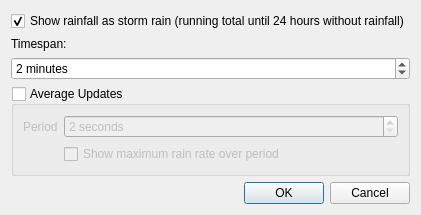
The window that desktop/charts/livechartoptionsdialog.ui (davidrg/zxweather) describes before a commit, drawn with Qt 5.
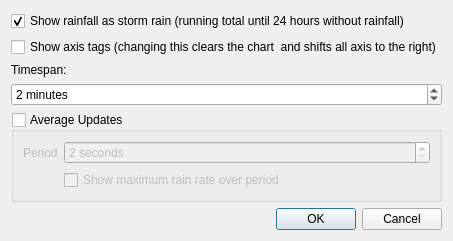
The same window after the commit. Icons and pictures are not drawn.

Commit message: Add setting to turn live chart axis tags on and off

The edit to the form file:
```diff
--- a/desktop/charts/livechartoptionsdialog.ui
+++ b/desktop/charts/livechartoptionsdialog.ui
@@ -6,8 +6,8 @@
    <rect>
     <x>0</x>
     <y>0</y>
-    <width>381</width>
-    <height>191</height>
+    <width>410</width>
+    <height>214</height>
    </rect>
   </property>
   <property name="windowTitle">
@@ -28,6 +28,13 @@
      </property>
     </widget>
    </item>
+   <item>
+    <widget class="QCheckBox" name="cbAxisTags">
+     <property name="text">
+      <string>Show axis tags (changing this clears the chart  and shifts all axis to the right)</string>
+     </property>
+    </widget>
+   </item>
    <item>
     <widget class="QLabel" name="label_2">
      <property name="text">
```
Left out of the diff: 1 changed line with no effect on the pictures. The commit also changes 8 other files.
